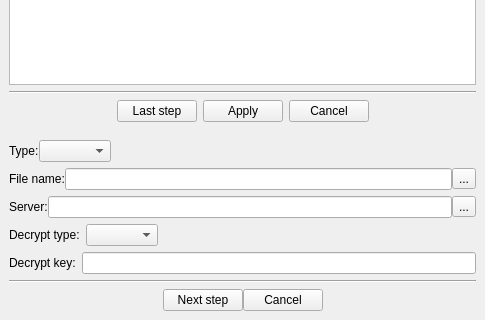
Above: woterm/qwodbpowerrestoredialog.ui from aoyiduo/woterm before the change; both pictures show x 0 to 485 and y 335 to 655 of the 485 by 655 pixel window. Below: the same form after it.
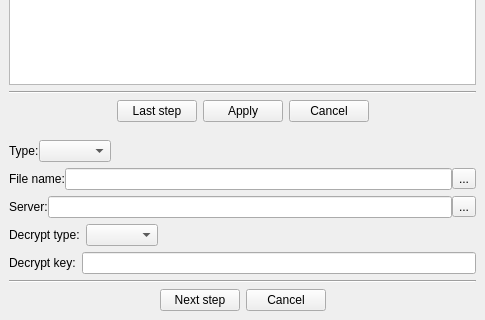
That is the form after the change. Icons and pictures are not drawn.

What changed in the file:
```diff
--- a/woterm/qwodbpowerrestoredialog.ui
+++ b/woterm/qwodbpowerrestoredialog.ui
@@ -610,7 +610,7 @@
       <item>
        <layout class="QHBoxLayout" name="horizontalLayout_5">
         <property name="spacing">
-         <number>0</number>
+         <number>6</number>
         </property>
         <item>
          <spacer name="horizontalSpacer_2">
```
